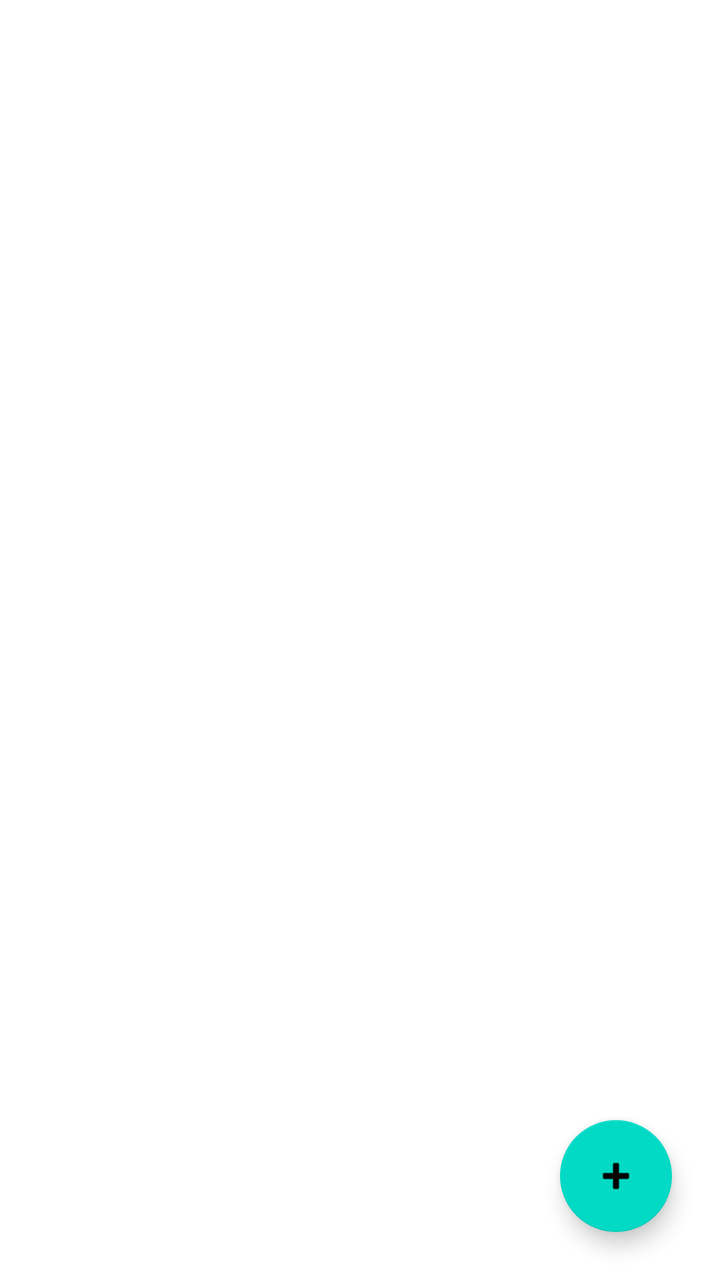
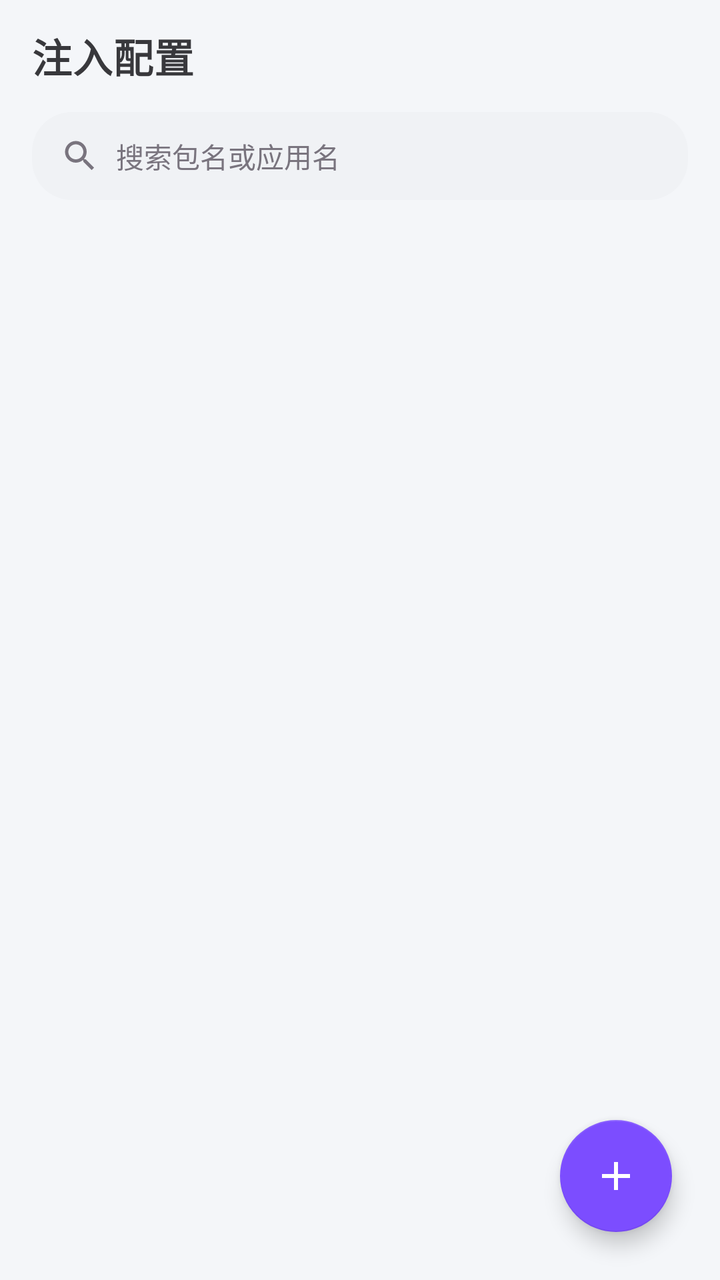

Before-and-after screenshots of an Android layout around one commit, followed by the original layout XML and the change that was made.
<!-- AndroidManifest.xml: application theme Theme.ZygiskInject -->
<!-- res/layout/activity_main.xml -->
<?xml version="1.0" encoding="utf-8"?>
<androidx.coordinatorlayout.widget.CoordinatorLayout 
    xmlns:android="http://schemas.android.com/apk/res/android"
    xmlns:app="http://schemas.android.com/apk/res-auto"
    android:layout_width="match_parent"
    android:layout_height="match_parent">

    <androidx.recyclerview.widget.RecyclerView
        android:id="@+id/recyclerView"
        android:layout_width="match_parent"
        android:layout_height="match_parent"
        app:layout_behavior="@string/appbar_scrolling_view_behavior" />

    <com.google.android.material.floatingactionbutton.FloatingActionButton
        android:id="@+id/fabAdd"
        android:layout_width="wrap_content"
        android:layout_height="wrap_content"
        android:layout_gravity="bottom|end"
        android:layout_margin="24dp"
        android:contentDescription="Add App"
        app:srcCompat="@android:drawable/ic_input_add" />

</androidx.coordinatorlayout.widget.CoordinatorLayout>
<!-- resources referenced by this layout -->
<resources>
  <style name="Theme.ZygiskInject" parent="Theme.MaterialComponents.DayNight.DarkActionBar">
          <item name="colorPrimary">@color/purple_500</item>
          <item name="colorPrimaryVariant">@color/purple_700</item>
          <item name="colorOnPrimary">@color/white</item>
          <item name="colorSecondary">@color/teal_200</item>
          <item name="colorSecondaryVariant">@color/teal_700</item>
          <item name="colorOnSecondary">@color/black</item>
          <item name="android:statusBarColor">?attr/colorPrimaryVariant</item>
      </style>
  <color name="purple_500">#FF6200EE</color>
  <color name="purple_700">#FF3700B3</color>
  <color name="teal_200">#FF03DAC5</color>
  <color name="teal_700">#FF018786</color>
  <color name="black">#FF000000</color>
  <!-- unchanged entries left out for length: 1 -->
</resources>

<!-- the commit's change to res/layout/activity_main.xml (unified diff, before → after) -->
@@ -1,14 +1,83 @@
 <?xml version="1.0" encoding="utf-8"?>
-<androidx.coordinatorlayout.widget.CoordinatorLayout 
+<androidx.coordinatorlayout.widget.CoordinatorLayout
     xmlns:android="http://schemas.android.com/apk/res/android"
     xmlns:app="http://schemas.android.com/apk/res-auto"
+    xmlns:tools="http://schemas.android.com/tools"
     android:layout_width="match_parent"
-    android:layout_height="match_parent">
+    android:layout_height="match_parent"
+    android:fitsSystemWindows="true">
+
+    <com.google.android.material.appbar.AppBarLayout
+        android:layout_width="match_parent"
+        android:layout_height="wrap_content"
+        android:background="@android:color/transparent"
+        app:elevation="0dp"
+        app:liftOnScroll="true">
+
+        <com.google.android.material.appbar.MaterialToolbar
+            android:id="@+id/toolbar"
+            android:layout_width="match_parent"
+            android:layout_height="?attr/actionBarSize"
+            android:background="@color/bg_window"
+            app:title="@string/title_home"
+            app:titleTextAppearance="@style/TextAppearance.ZygiskInject.Title" />
+
+        <LinearLayout
+            android:id="@+id/searchBar"
+            android:layout_width="match_parent"
+            android:layout_height="wrap_content"
+            android:orientation="horizontal"
+            android:background="@drawable/bg_search"
+            android:layout_marginStart="16dp"
+            android:layout_marginEnd="16dp"
+            android:layout_marginBottom="8dp"
+            android:paddingStart="14dp"
+            android:paddingEnd="14dp"
+            android:gravity="center_vertical">
+
+            <ImageView
+                android:layout_width="20dp"
+                android:layout_height="20dp"
+                android:src="@drawable/ic_search"
+                app:tint="@color/text_tertiary" />
+
+            <EditText
+                android:id="@+id/etSearch"
+                android:layout_width="match_parent"
+                android:layout_height="44dp"
+                android:layout_marginStart="8dp"
+                android:background="@null"
+                android:hint="@string/hint_search_config"
+                android:imeOptions="actionSearch"
+                android:inputType="text"
+                android:maxLines="1"
+                android:textColor="?attr/colorOnSurface"
+                android:textColorHint="@color/text_tertiary"
+                android:textSize="14sp" />
+
+        </LinearLayout>
+
+    </com.google.android.material.appbar.AppBarLayout>
 
     <androidx.recyclerview.widget.RecyclerView
         android:id="@+id/recyclerView"
         android:layout_width="match_parent"
         android:layout_height="match_parent"
+        android:clipToPadding="false"
+        android:paddingTop="4dp"
+        android:paddingBottom="96dp"
+        app:layout_behavior="@string/appbar_scrolling_view_behavior"
+        tools:listitem="@layout/item_app_config" />
+
+    <TextView
+        android:id="@+id/tvEmpty"
+        android:layout_width="wrap_content"
+        android:layout_height="wrap_content"
+        android:layout_gravity="center"
+        android:text="@string/empty_no_config"
+        android:textColor="@color/text_tertiary"
+        android:textSize="14sp"
+        android:visibility="gone"
         app:layout_behavior="@string/appbar_scrolling_view_behavior" />
 
     <com.google.android.material.floatingactionbutton.FloatingActionButton
@@ -17,7 +86,112 @@
         android:layout_height="wrap_content"
         android:layout_gravity="bottom|end"
         android:layout_margin="24dp"
-        android:contentDescription="Add App"
-        app:srcCompat="@android:drawable/ic_input_add" />
+        android:contentDescription="@string/title_app_picker"
+        app:srcCompat="@drawable/ic_add"
+        app:tint="@color/white" />
 
 </androidx.coordinatorlayout.widget.CoordinatorLayout>
+<!-- res/layout/item_app_config.xml (included above) -->
+<?xml version="1.0" encoding="utf-8"?>
+<com.google.android.material.card.MaterialCardView
+    xmlns:android="http://schemas.android.com/apk/res/android"
+    xmlns:app="http://schemas.android.com/apk/res-auto"
+    android:layout_width="match_parent"
+    android:layout_height="wrap_content"
+    android:layout_marginStart="14dp"
+    android:layout_marginEnd="14dp"
+    android:layout_marginTop="6dp"
+    android:layout_marginBottom="6dp"
+    style="@style/Widget.ZygiskInject.Card"
+    app:cardBackgroundColor="@color/bg_surface"
+    app:cardCornerRadius="14dp"
+    app:cardElevation="0dp"
+    app:rippleColor="@color/divider">
+
+    <LinearLayout
+        android:layout_width="match_parent"
+        android:layout_height="wrap_content"
+        android:orientation="horizontal"
+        android:gravity="center_vertical"
+        android:padding="14dp">
+
+        <FrameLayout
+            android:layout_width="44dp"
+            android:layout_height="44dp"
+            android:layout_marginEnd="14dp">
+
+            <ImageView
+                android:id="@+id/appIcon"
+                android:layout_width="match_parent"
+                android:layout_height="match_parent" />
+
+            <View
+                android:id="@+id/statusDot"
+                android:layout_width="12dp"
+                android:layout_height="12dp"
+                android:layout_gravity="end|bottom"
+                android:background="@drawable/dot_disabled" />
+        </FrameLayout>
+
+        <LinearLayout
+            android:layout_width="0dp"
+            android:layout_height="wrap_content"
+            android:layout_weight="1"
+            android:orientation="vertical">
+
+            <LinearLayout
+                android:layout_width="match_parent"
+                android:layout_height="wrap_content"
+                android:orientation="horizontal"
+                android:gravity="center_vertical">
+
+                <TextView
+                    android:id="@+id/appName"
+                    android:layout_width="wrap_content"
+                    android:layout_height="wrap_content"
+                    android:textColor="?attr/colorOnSurface"
+                    android:textSize="15sp"
+                    android:textStyle="bold"
+                    android:maxLines="1"
+                    android:ellipsize="end" />
+
+                <TextView
+                    android:id="@+id/badgeModel"
+                    android:layout_width="wrap_content"
+                    android:layout_height="wrap_content"
+                    android:layout_marginStart="8dp"
+                    style="@style/Widget.ZygiskInject.Chip"
+                    tools:ignore="MissingPrefix"
+                    xmlns:tools="http://schemas.android.com/tools" />
+
+            </LinearLayout>
+
+            <TextView
+                android:id="@+id/pkgName"
+                android:layout_width="wrap_content"
+                android:layout_height="wrap_content"
+                android:layout_marginTop="2dp"
+                android:textColor="@color/text_secondary"
+                android:textSize="12sp"
+                android:maxLines="1"
+                android:ellipsize="middle" />
+
+            <TextView
+                android:id="@+id/soInfo"
+                android:layout_width="wrap_content"
+                android:layout_height="wrap_content"
+                android:layout_marginTop="2dp"
+                android:textColor="@color/text_tertiary"
+                android:textSize="12sp"
+                android:maxLines="1"
+                android:ellipsize="end" />
+        </LinearLayout>
+
+        <androidx.appcompat.widget.SwitchCompat
+            android:id="@+id/switchLoad"
+            android:layout_width="wrap_content"
+            android:layout_height="wrap_content" />
+
+    </LinearLayout>
+
+</com.google.android.material.card.MaterialCardView>
<!-- resource entries referenced after the edit -->
@@ -1,19 +1,118 @@
 <!-- resources referenced by this layout -->
 <resources>
-  <style name="Theme.ZygiskInject" parent="Theme.MaterialComponents.DayNight.DarkActionBar">
-          <item name="colorPrimary">@color/purple_500</item>
-          <item name="colorPrimaryVariant">@color/purple_700</item>
+  <color name="bg_surface">#FFFFFF</color>
+  <color name="bg_window">#F4F6F9</color>
+  <color name="divider">#1F000000</color>
+  <color name="text_secondary">#FF49454F</color>
+  <color name="text_tertiary">#FF79747E</color>
+  <!-- drawable bg_search (drawable) -->
+  <?xml version="1.0" encoding="utf-8"?>
+  <shape xmlns:android="http://schemas.android.com/apk/res/android"
+      android:shape="rectangle">
+      <solid android:color="@color/bg_surface_alt" />
+      <corners android:radius="20dp" />
+  </shape>
+  <!-- drawable dot_disabled (drawable) -->
+  <?xml version="1.0" encoding="utf-8"?>
+  <shape xmlns:android="http://schemas.android.com/apk/res/android"
+      android:shape="oval">
+      <size
+          android:width="10dp"
+          android:height="10dp" />
+      <solid android:color="@color/status_disabled" />
+  </shape>
+  <!-- drawable ic_add (drawable) -->
+  <vector xmlns:android="http://schemas.android.com/apk/res/android"
+      android:width="24dp"
+      android:height="24dp"
+      android:viewportWidth="24"
+      android:viewportHeight="24"
+      android:tint="@color/white">
+      <path
+          android:fillColor="@android:color/white"
+          android:pathData="M19,13h-6v6h-2v-6H5v-2h6V5h2v6h6v2z"/>
+  </vector>
+  <!-- drawable ic_search (drawable) -->
+  <vector xmlns:android="http://schemas.android.com/apk/res/android"
+      android:width="24dp"
+      android:height="24dp"
+      android:viewportWidth="24"
+      android:viewportHeight="24"
+      android:tint="?attr/colorOnSurface">
+      <path
+          android:fillColor="@android:color/white"
+          android:pathData="M15.5,14h-0.79l-0.28,-0.27C15.41,12.59 16,11.11 16,9.5 16,5.91 13.09,3 9.5,3S3,5.91 3,9.5 5.91,16 9.5,16c1.61,0 3.09,-0.59 4.23,-1.57l0.27,0.28v0.79l5,4.99L20.49,19l-4.99,-5zM9.5,14C7.01,14 5,11.99 5,9.5S7.01,5 9.5,5 14,7.01 14,9.5 11.99,14 9.5,14z"/>
+  </vector>
+  <string name="empty_no_config">暂无配置，点右下角添加</string>
+  <string name="hint_search_config">搜索包名或应用名</string>
+  <string name="title_app_picker">选择应用</string>
+  <string name="title_home">注入配置</string>
+  <style name="TextAppearance.ZygiskInject.Title" parent="TextAppearance.MaterialComponents.Headline6">
+          <item name="android:textStyle">bold</item>
+          <item name="android:textColor">@color/text_primary</item>
+      </style>
+  <style name="Widget.ZygiskInject.Card" parent="Widget.MaterialComponents.CardView">
+          <item name="cardCornerRadius">14dp</item>
+          <item name="cardElevation">0dp</item>
+          <item name="cardBackgroundColor">@color/bg_surface</item>
+          <item name="contentPadding">0dp</item>
+          <item name="strokeWidth">0dp</item>
+      </style>
+  <style name="Widget.ZygiskInject.Chip" parent="">
+          <item name="android:paddingStart">8dp</item>
+          <item name="android:paddingEnd">8dp</item>
+          <item name="android:paddingTop">2dp</item>
+          <item name="android:paddingBottom">2dp</item>
+          <item name="android:textSize">11sp</item>
+          <item name="android:textColor">@color/chip_text</item>
+          <item name="android:background">@drawable/bg_chip</item>
+      </style>
+  <style name="Theme.ZygiskInject" parent="Theme.MaterialComponents.DayNight.NoActionBar">
+          <item name="colorPrimary">@color/brand_primary</item>
+          <item name="colorPrimaryVariant">@color/brand_primary_variant</item>
           <item name="colorOnPrimary">@color/white</item>
-          <item name="colorSecondary">@color/teal_200</item>
-          <item name="colorSecondaryVariant">@color/teal_700</item>
-          <item name="colorOnSecondary">@color/black</item>
-          <item name="android:statusBarColor">?attr/colorPrimaryVariant</item>
+          <item name="colorSecondary">@color/brand_accent</item>
+          <item name="colorOnSecondary">@color/white</item>
+  
+          <item name="android:colorBackground">@color/bg_window</item>
+          <item name="colorSurface">@color/bg_surface</item>
+          <item name="colorOnSurface">@color/text_primary</item>
+  
+          <item name="android:textColorPrimary">@color/text_primary</item>
+          <item name="android:textColorSecondary">@color/text_secondary</item>
+  
+          <item name="android:statusBarColor">@color/bg_window</item>
+          <item name="android:windowLightStatusBar">true</item>
+  
+          <item name="android:navigationBarColor">@color/bg_window</item>
+          <item name="android:windowLightNavigationBar">true</item>
+  
+          <item name="materialAlertDialogTheme">@style/ThemeOverlay.ZygiskInject.Dialog</item>
+          <item name="toolbarStyle">@style/Widget.ZygiskInject.Toolbar</item>
       </style>
-  <color name="purple_500">#FF6200EE</color>
-  <color name="purple_700">#FF3700B3</color>
-  <color name="teal_200">#FF03DAC5</color>
-  <color name="teal_700">#FF018786</color>
-  <color name="black">#FF000000</color>
+  <color name="bg_surface_alt">#F0F2F5</color>
+  <color name="status_disabled">#B0BEC5</color>
+  <color name="text_primary">#FF1C1B1F</color>
+  <color name="chip_text">#3B6FD0</color>
+  <!-- drawable bg_chip (drawable) -->
+  <?xml version="1.0" encoding="utf-8"?>
+  <shape xmlns:android="http://schemas.android.com/apk/res/android"
+      android:shape="rectangle">
+      <solid android:color="@color/chip_bg" />
+      <corners android:radius="6dp" />
+  </shape>
+  <color name="brand_primary">#5B8DEE</color>
+  <color name="brand_primary_variant">#3B6FD0</color>
+  <color name="brand_accent">#7C4DFF</color>
+  <style name="ThemeOverlay.ZygiskInject.Dialog" parent="ThemeOverlay.MaterialComponents.MaterialAlertDialog">
+          <item name="colorPrimary">@color/brand_primary</item>
+      </style>
+  <style name="Widget.ZygiskInject.Toolbar" parent="Widget.MaterialComponents.Toolbar.Surface">
+          <item name="titleTextAppearance">@style/TextAppearance.ZygiskInject.Title</item>
+          <item name="android:elevation">0dp</item>
+          <item name="elevation">0dp</item>
+      </style>
+  <color name="chip_bg">#E7EDF6</color>
   <!-- unchanged entries left out for length: 1 -->
 </resources>
 
